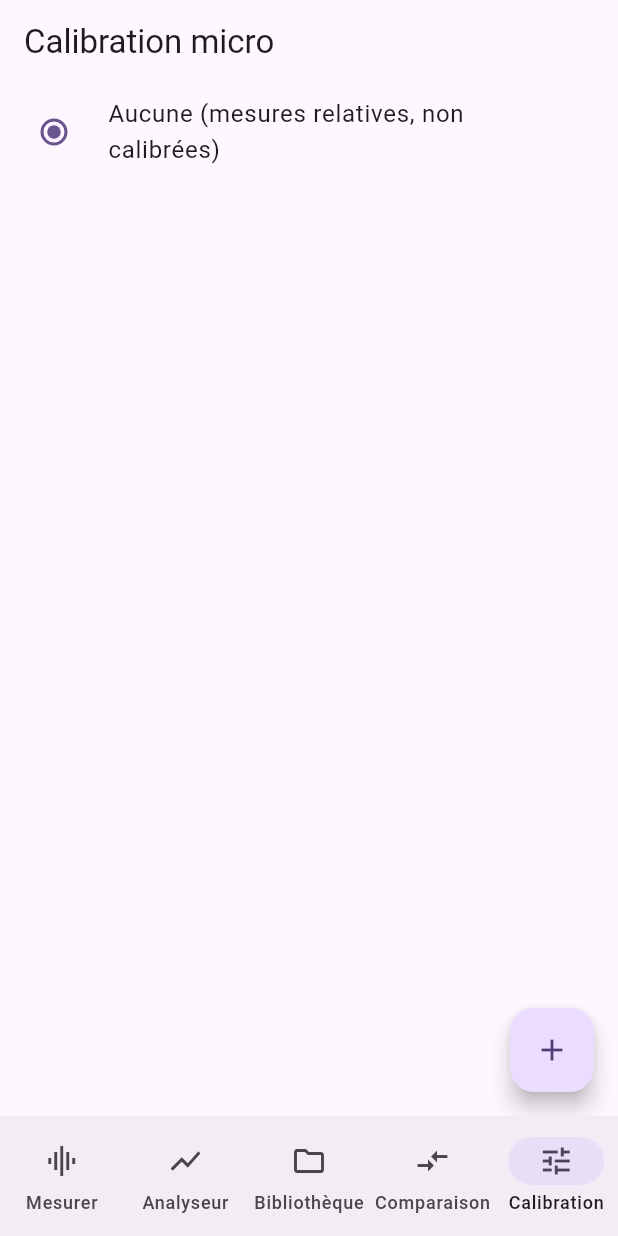
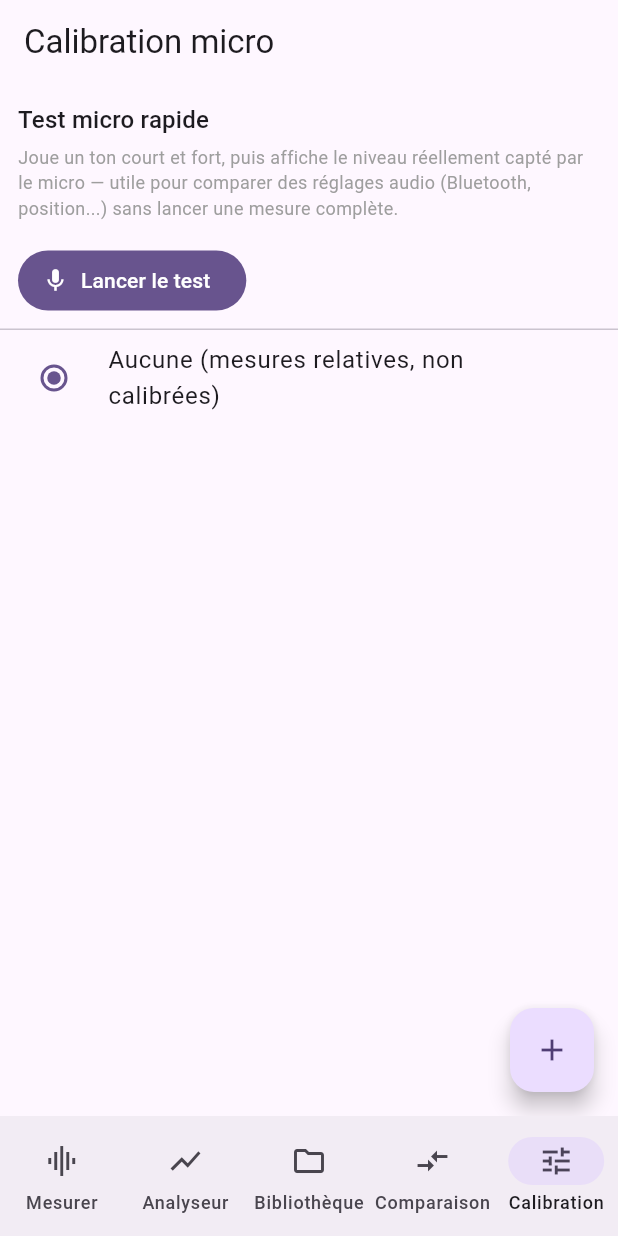
Before and after one commit to Rem7474/SpectraCompare, a Flutter app: the screen it shows after launch, item 5 of the bottom bar chosen, on a phone screen of 412 x 824 dp. Run offline on Flutter 3.47's test engine with Material 3 defaults, Android fonts, the phone set to English and light mode, and no system bars; our stand-ins replace csv, fl_chart, just_audio, share_plus, sqflite; missing offline and left inert: audio_session, fftea, record; accounts and stored records are empty.

Commit message:
Add a quick mic-level test to the Calibration tab
Adds MicTestSession (plays a short -10dBFS 1kHz tone through the same
Recorder/Player pipeline a real measurement uses, reports the captured
RMS level) and a "Test micro rapide" card on the Calibration screen
wired to it. Gives instant feedback on whether audio routing/
processing (Bluetooth SCO, aggressive echo cancellation, etc.) is
actually letting signal through, without waiting through a full sweep
measurement each time a setting changes.

```diff
--- /dev/null
+++ b/lib/core/audio/mic_test_session.dart
@@ -0,0 +1,57 @@
+import '../dsp/spl.dart';
+import 'measurement_session.dart' show Recorder, Player;
+import 'signal_generator.dart';
+import 'wav_codec.dart';
+
+class MicTestResult {
+  /// RMS level of the whole capture, in dBFS.
+  final double levelDbFs;
+
+  const MicTestResult(this.levelDbFs);
+}
+
+/// Quick, standalone "does the mic actually pick up what we play" check —
+/// plays a short loud tone through the exact same `Recorder`/`Player`
+/// pipeline a real measurement uses, and reports the captured RMS level.
+///
+/// Useful to isolate audio-routing/processing issues (Bluetooth SCO
+/// conflicts, aggressive echo cancellation — see README "Synchronisation et
+/// gestion de la latence") in a couple of seconds, instead of waiting
+/// through a full sweep measurement each time a setting changes.
+class MicTestSession {
+  final Recorder recorder;
+  final Player player;
+  final int sampleRate;
+  final Duration toneDuration;
+  final Duration warmUpDelay;
+  final Duration tailMargin;
+
+  const MicTestSession({
+    required this.recorder,
+    required this.player,
+    this.sampleRate = 44100,
+    this.toneDuration = const Duration(milliseconds: 1500),
+    this.warmUpDelay = const Duration(milliseconds: 300),
+    this.tailMargin = const Duration(milliseconds: 800),
+  });
+
+  Future<MicTestResult> run() async {
+    final tone = SignalGenerator.applyLevelDbfs(
+      SignalGenerator.pureTone(
+        freq: 1000,
+        durationS: toneDuration.inMilliseconds / 1000,
+        sampleRate: sampleRate,
+      ),
+      -10,
+    );
+    final wavBytes = WavEncoder.encode(tone, sampleRate: sampleRate);
+
+    await recorder.start(sampleRate: sampleRate);
+    await Future.delayed(warmUpDelay);
+    final minWait = toneDuration + tailMargin;
+    await Future.wait([player.play(wavBytes), Future.delayed(minWait)]);
+    final recording = await recorder.stop();
+
+    return MicTestResult(Spl.rmsDbFs(recording.samples));
+  }
+}
--- a/lib/features/calibration/calibration_screen.dart
+++ b/lib/features/calibration/calibration_screen.dart
@@ -1,6 +1,9 @@
 import 'package:flutter/material.dart';
 import 'package:provider/provider.dart';
 
+import '../../core/audio/mic_test_session.dart';
+import '../../core/audio/player_service.dart';
+import '../../core/audio/recorder_service.dart';
 import '../../core/models/calibration_curve.dart';
 import 'calibration_controller.dart';
 
@@ -83,6 +86,12 @@ class _CalibrationScreenState extends State<CalibrationScreen> {
         child: const Icon(Icons.add),
       ),
       body: SafeArea(
+        child: Column(
+          crossAxisAlignment: CrossAxisAlignment.stretch,
+          children: [
+            const _MicTestCard(),
+            const Divider(height: 1),
+            Expanded(
               child: RadioGroup<CalibrationCurve?>(
                 groupValue: calibration.selected,
                 onChanged: (value) => calibration.select(value),
@@ -121,6 +130,128 @@ class _CalibrationScreenState extends State<CalibrationScreen> {
                 ),
               ),
             ),
+          ],
+        ),
+      ),
     );
   }
 }
+
+enum _MicTestStatus { idle, running, done, error }
+
+/// Standalone "does the mic actually pick up what we play" check — see
+/// `MicTestSession`. Kept local to this screen (no app-wide state needed):
+/// `RecorderService`/`PlayerService` are only constructed lazily on the
+/// first test run, so simply rendering this card never touches real audio
+/// plugins (safe for widget tests).
+class _MicTestCard extends StatefulWidget {
+  const _MicTestCard();
+
+  @override
+  State<_MicTestCard> createState() => _MicTestCardState();
+}
+
+class _MicTestCardState extends State<_MicTestCard> {
+  RecorderService? _recorderService;
+  PlayerService? _playerService;
+  _MicTestStatus _status = _MicTestStatus.idle;
+  double? _levelDbFs;
+  String? _error;
+
+  Future<void> _run() async {
+    final recorder = _recorderService ??= RecorderService();
+    final player = _playerService ??= PlayerService();
+
+    final hasPermission = await recorder.hasPermission();
+    if (!hasPermission) {
+      setState(() {
+        _status = _MicTestStatus.error;
+        _error = 'Permission micro refusée.';
+      });
+      return;
+    }
+
+    setState(() {
+      _status = _MicTestStatus.running;
+      _error = null;
+    });
+
+    try {
+      final result = await MicTestSession(
+        recorder: recorder,
+        player: player,
+      ).run();
+      if (!mounted) return;
+      setState(() {
+        _levelDbFs = result.levelDbFs;
+        _status = _MicTestStatus.done;
+      });
+    } catch (e) {
+      if (!mounted) return;
+      setState(() {
+        _error = e.toString();
+        _status = _MicTestStatus.error;
+      });
+    }
+  }
+
+  Color _levelColor(double dbFs) {
+    if (!dbFs.isFinite || dbFs < -50) return Colors.red;
+    if (dbFs < -30) return Colors.orange;
+    return Colors.green;
+  }
+
+  @override
+  void dispose() {
+    _playerService?.dispose();
+    _recorderService?.dispose();
+    super.dispose();
+  }
+
+  @override
+  Widget build(BuildContext context) {
+    final running = _status == _MicTestStatus.running;
+    return Padding(
+      padding: const EdgeInsets.fromLTRB(12, 12, 12, 8),
+      child: Column(
+        crossAxisAlignment: CrossAxisAlignment.start,
+        children: [
+          Text(
+            'Test micro rapide',
+            style: Theme.of(context).textTheme.titleMedium,
+          ),
+          const SizedBox(height: 4),
+          const Text(
+            'Joue un ton court et fort, puis affiche le niveau réellement capté '
+            'par le micro — utile pour comparer des réglages audio (Bluetooth, '
+            'position...) sans lancer une mesure complète.',
+            style: TextStyle(fontSize: 12, color: Colors.grey),
+          ),
+          const SizedBox(height: 8),
+          if (_status == _MicTestStatus.done && _levelDbFs != null)
+            Text(
+              'Niveau capté : ${_levelDbFs!.isFinite ? '${_levelDbFs!.toStringAsFixed(0)}dBFS' : 'silence'}',
+              style: TextStyle(
+                fontWeight: FontWeight.bold,
+                color: _levelColor(_levelDbFs!),
+              ),
+            ),
+          if (_status == _MicTestStatus.error && _error != null)
+            Text(_error!, style: const TextStyle(color: Colors.red)),
+          const SizedBox(height: 8),
+          FilledButton.icon(
+            onPressed: running ? null : _run,
+            icon: running
+                ? const SizedBox(
+                    width: 16,
+                    height: 16,
+                    child: CircularProgressIndicator(strokeWidth: 2),
+                  )
+                : const Icon(Icons.mic),
+            label: Text(running ? 'Test en cours…' : 'Lancer le test'),
+          ),
+        ],
+      ),
+    );
+  }
+}
--- a/pubspec.yaml
+++ b/pubspec.yaml
@@ -2,7 +2,7 @@ name: spectra_compare
 description: "Analyseur spectral mobile avec générateur de signaux de test intégré, pour enregistrer, analyser et comparer des enceintes."
 publish_to: 'none'
 
-version: 0.0.5+1
+version: 0.0.6+1
 
 environment:
   sdk: ^3.12.2
```
Also changed, not shown: 2 other files. Lines whose indentation alone changed are shown as unchanged.
